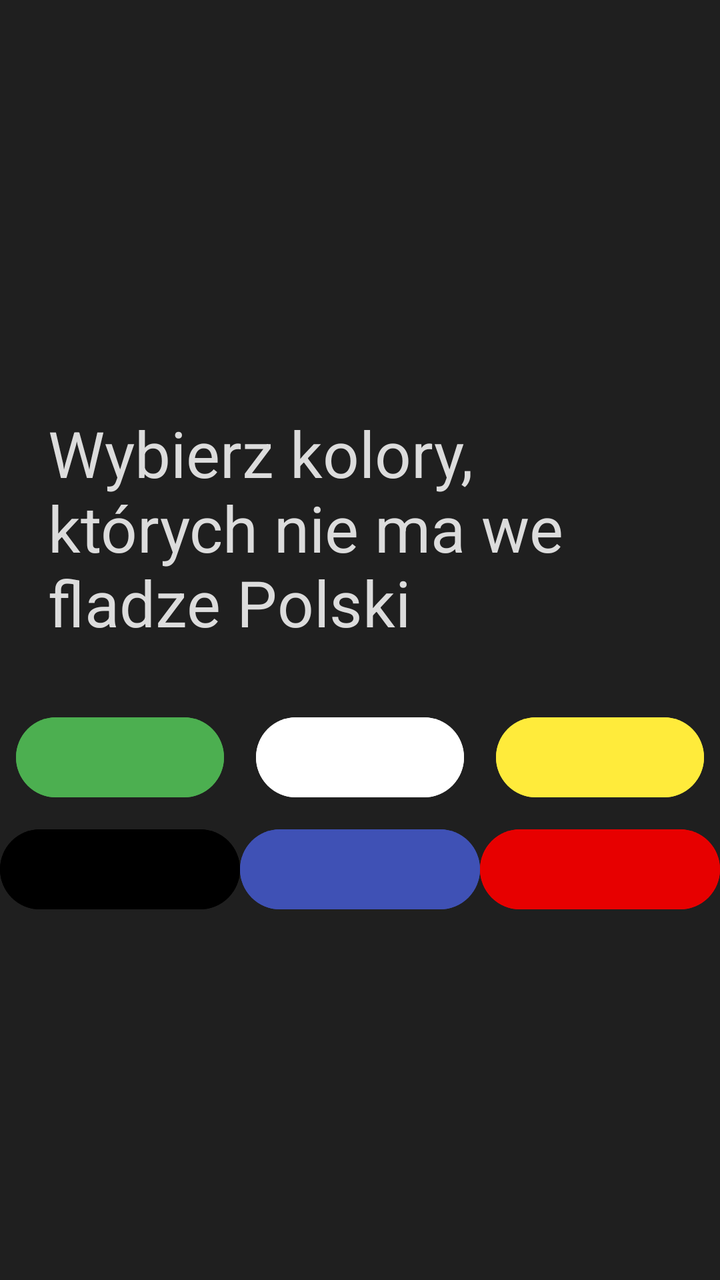
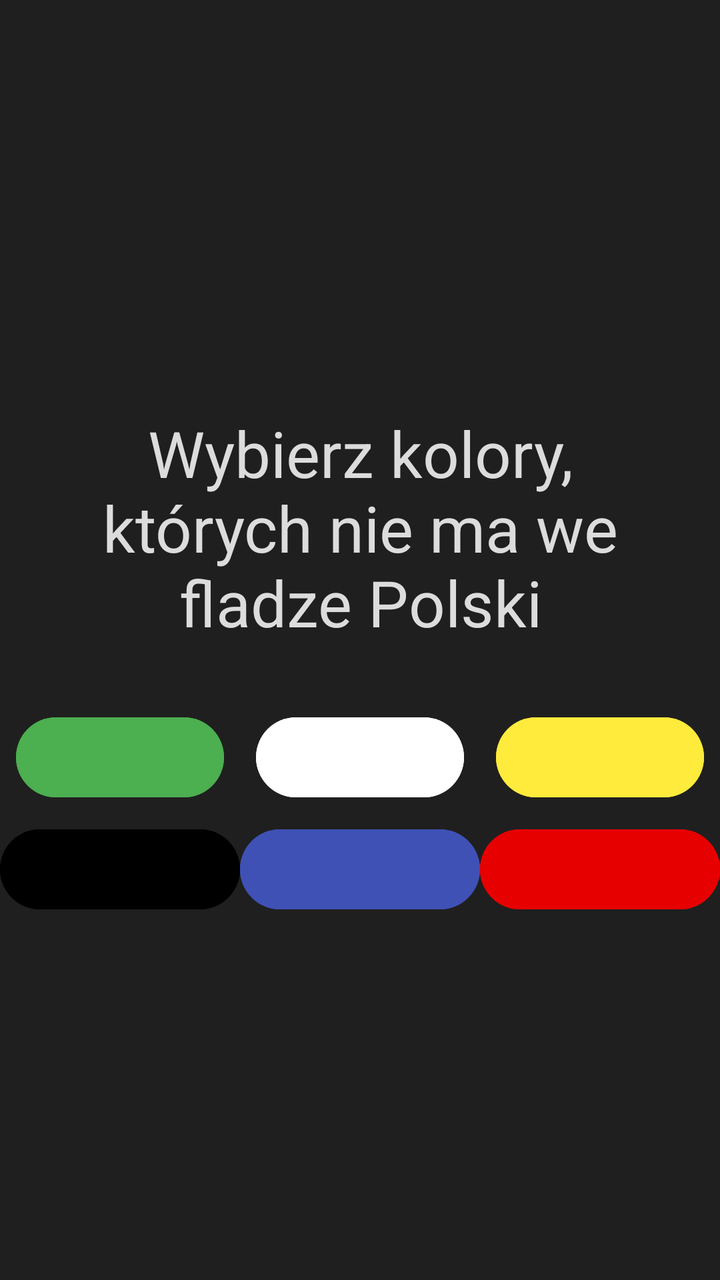

Two renders of the same Android screen: before a commit and after it. Below are the layout's source before the change and the commit's diff.
<!-- AndroidManifest.xml: application theme Theme.TestOFlagach3pt2gr -->
<!-- res/layout/activity_main.xml -->
<?xml version="1.0" encoding="utf-8"?>
<LinearLayout xmlns:android="http://schemas.android.com/apk/res/android"
    xmlns:app="http://schemas.android.com/apk/res-auto"
    xmlns:tools="http://schemas.android.com/tools"
    android:id="@+id/main"
    android:layout_width="match_parent"
    android:layout_height="match_parent"
    android:orientation="vertical"
    android:background="#1F1F1F"
    android:gravity="center"
    tools:context=".MainActivity">
    

    <TextView
        android:layout_width="match_parent"
        android:layout_height="wrap_content"
        android:textSize="32sp"
        android:layout_margin="16dp"
        android:padding="8dp"
        android:textColor="#DCDCDC"
        android:text="Wybierz kolory, których nie ma we fladze Polski" />

    <LinearLayout
        android:layout_width="match_parent"
        android:layout_height="wrap_content"
        android:orientation="horizontal">

        <Button
            android:id="@+id/button"
            android:layout_width="wrap_content"
            android:layout_height="wrap_content"
            android:backgroundTint="#4CAF50"
            android:layout_margin="8dp"
            android:layout_weight="1"
            android:text=""/>

        <Button
            android:id="@+id/button2"
            android:layout_width="wrap_content"
            android:layout_height="wrap_content"
            android:backgroundTint="@color/white"
            android:layout_margin="8dp"
            android:layout_weight="1"
            android:onClick="sprwadzOk"
            android:text=""/>

        <Button
            android:id="@+id/button3"
            android:layout_width="wrap_content"
            android:layout_height="wrap_content"
            android:backgroundTint="#FFEB3B"
            android:layout_margin="8dp"
            android:layout_weight="1"
            android:text=""/>
    </LinearLayout>

    <LinearLayout
        android:layout_width="match_parent"
        android:layout_height="wrap_content"
        android:orientation="horizontal">

        <Button
            android:id="@+id/button4"
            android:layout_width="wrap_content"
            android:layout_height="wrap_content"
            android:layout_weight="1"
            android:backgroundTint="#000000"
            android:text="" />

        <Button
            android:id="@+id/button5"
            android:layout_width="wrap_content"
            android:layout_height="wrap_content"
            android:layout_weight="1"
            android:backgroundTint="#3F51B5"
            android:text="" />

        <Button
            android:id="@+id/button6"
            android:layout_width="wrap_content"
            android:layout_height="wrap_content"
            android:layout_weight="1"
            android:backgroundTint="#E70000"
            android:onClick="sprwadzOk"
            android:text="" />
    </LinearLayout>

</LinearLayout>
<!-- resources referenced by this layout -->
<resources>
  <color name="white">#FFFFFFFF</color>
  <style name="Theme.TestOFlagach3pt2gr" parent="Base.Theme.TestOFlagach3pt2gr" />
  <style name="Base.Theme.TestOFlagach3pt2gr" parent="Theme.Material3.DayNight.NoActionBar">
          
          
      </style>
</resources>

<!-- the commit's change to res/layout/activity_main.xml (unified diff, before → after) -->
@@ -12,12 +12,14 @@
     
 
     <TextView
+        android:id="@+id/textViewPytanie"
         android:layout_width="match_parent"
         android:layout_height="wrap_content"
         android:textSize="32sp"
         android:layout_margin="16dp"
         android:padding="8dp"
         android:textColor="#DCDCDC"
+        android:textAlignment="center"
         android:text="Wybierz kolory, których nie ma we fladze Polski" />
 
     <LinearLayout
@@ -32,6 +34,7 @@
             android:backgroundTint="#4CAF50"
             android:layout_margin="8dp"
             android:layout_weight="1"
+            android:onClick="sprawdzUkryj"
             android:text=""/>
 
         <Button
@@ -41,7 +44,7 @@
             android:backgroundTint="@color/white"
             android:layout_margin="8dp"
             android:layout_weight="1"
-            android:onClick="sprwadzOk"
+            android:onClick="sprawdzOk"
             android:text=""/>
 
         <Button
@@ -51,6 +54,7 @@
             android:backgroundTint="#FFEB3B"
             android:layout_margin="8dp"
             android:layout_weight="1"
+            android:onClick="sprawdzUkryj"
             android:text=""/>
     </LinearLayout>
 
@@ -65,6 +69,7 @@
             android:layout_height="wrap_content"
             android:layout_weight="1"
             android:backgroundTint="#000000"
+            android:onClick="sprawdzUkryj"
             android:text="" />
 
         <Button
@@ -73,6 +78,7 @@
             android:layout_height="wrap_content"
             android:layout_weight="1"
             android:backgroundTint="#3F51B5"
+            android:onClick="sprawdzUkryj"
             android:text="" />
 
         <Button
@@ -81,7 +87,7 @@
             android:layout_height="wrap_content"
             android:layout_weight="1"
             android:backgroundTint="#E70000"
-            android:onClick="sprwadzOk"
+            android:onClick="sprawdzOk"
             android:text="" />
     </LinearLayout>
 
